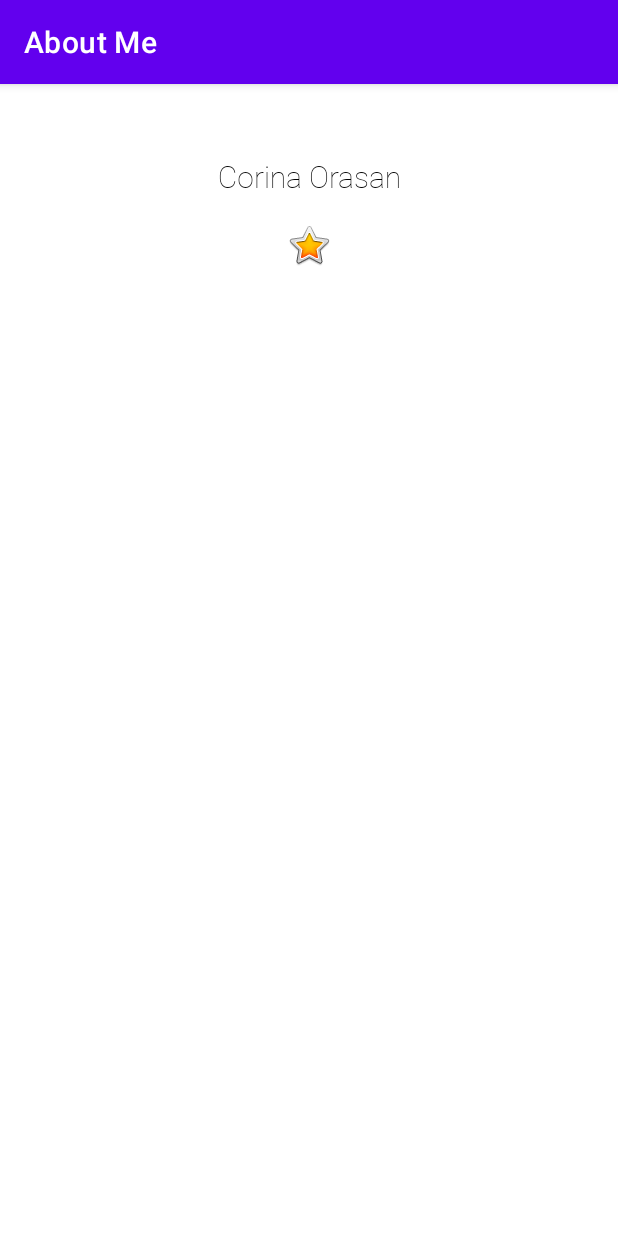
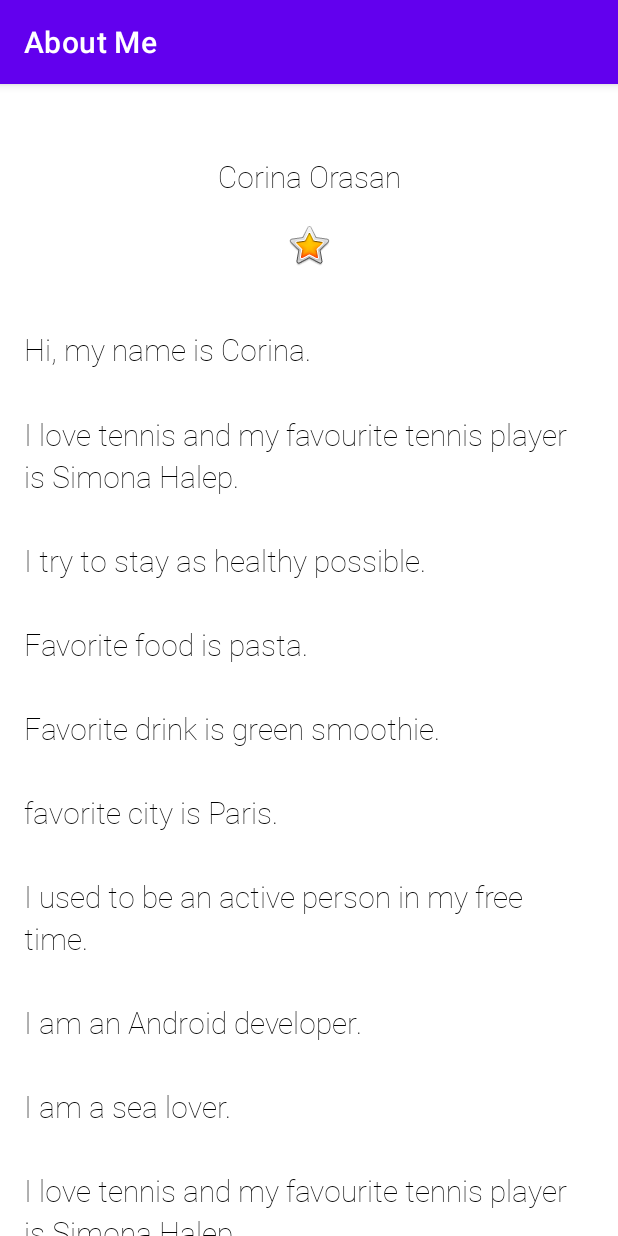
Before and after one commit to corinaorasan/AboutMe, an Android app: the screen it shows after launch (MainActivity), on a phone screen of 412 x 824 dp. Run offline under Robolectric (Android 15) with nearby library versions, the phone set to English and light mode, and no system bars; Roboto replaces fonts that are not available here.

Commit message:
Add a ScrollView and a long text bio inside the ScrollView

```diff
--- a/AboutMe2/app/src/main/res/layout/activity_main.xml
+++ b/AboutMe2/app/src/main/res/layout/activity_main.xml
@@ -5,7 +5,9 @@
     android:layout_height="match_parent"
     android:layout_marginTop="@dimen/layout_margin"
     android:orientation="vertical"
-    android:paddingTop="@dimen/small_padding">
+    android:paddingStart="@dimen/padding"
+    android:paddingTop="@dimen/small_padding"
+    android:paddingEnd="@dimen/padding">
 
     <TextView
         android:id="@+id/name_text"
@@ -23,4 +25,18 @@
         android:contentDescription="@string/yellow_star"
         app:srcCompat="@android:drawable/btn_star_big_on" />
 
+    <ScrollView
+        android:id="@+id/bio_scroll"
+        android:layout_width="match_parent"
+        android:layout_height="match_parent">
+
+        <TextView
+            android:id="@+id/bio_text"
+            style="@style/NameStyle"
+            android:layout_width="match_parent"
+            android:layout_height="wrap_content"
+            android:lineSpacingMultiplier="1.2"
+            android:text="@string/bio" />
+    </ScrollView>
+
 </LinearLayout>
--- a/AboutMe2/app/src/main/res/values/dimens.xml
+++ b/AboutMe2/app/src/main/res/values/dimens.xml
@@ -3,4 +3,5 @@
     <dimen name="text_size">20sp</dimen>
     <dimen name="small_padding">8dp</dimen>
     <dimen name="layout_margin">16dp</dimen>
+    <dimen name="padding">16dp</dimen>
 </resources>
--- a/AboutMe2/app/src/main/res/values/strings.xml
+++ b/AboutMe2/app/src/main/res/values/strings.xml
@@ -2,4 +2,22 @@
     <string name="app_name">About Me</string>
     <string name="name">Corina Orasan</string>
     <string name="yellow_star">Yellow star</string>
+    <string name="bio">Hi, my name is Corina.
+        \n\nI love tennis and my favourite tennis player is Simona Halep.
+        \n\nI try to stay as healthy possible.
+        \n\nFavorite food is pasta.
+        \n\nFavorite drink is green smoothie.
+        \n\nfavorite city is Paris.
+        \n\nI used to be an active person in my free time.
+        \n\nI am an Android developer.
+        \n\nI am a sea lover.
+        \n\nI love tennis and my favourite tennis player is Simona Halep.
+        \n\nI try to stay as healthy possible.
+        \n\nFavorite food is pasta.
+        \n\nFavorite drink is green smoothie.
+        \n\nfavorite city is Paris.
+        \n\nI used to be an active person in my free time.
+        \n\nI am an Android developer.
+        \n\nI am a sea lover.
+    </string>
 </resources>
```
